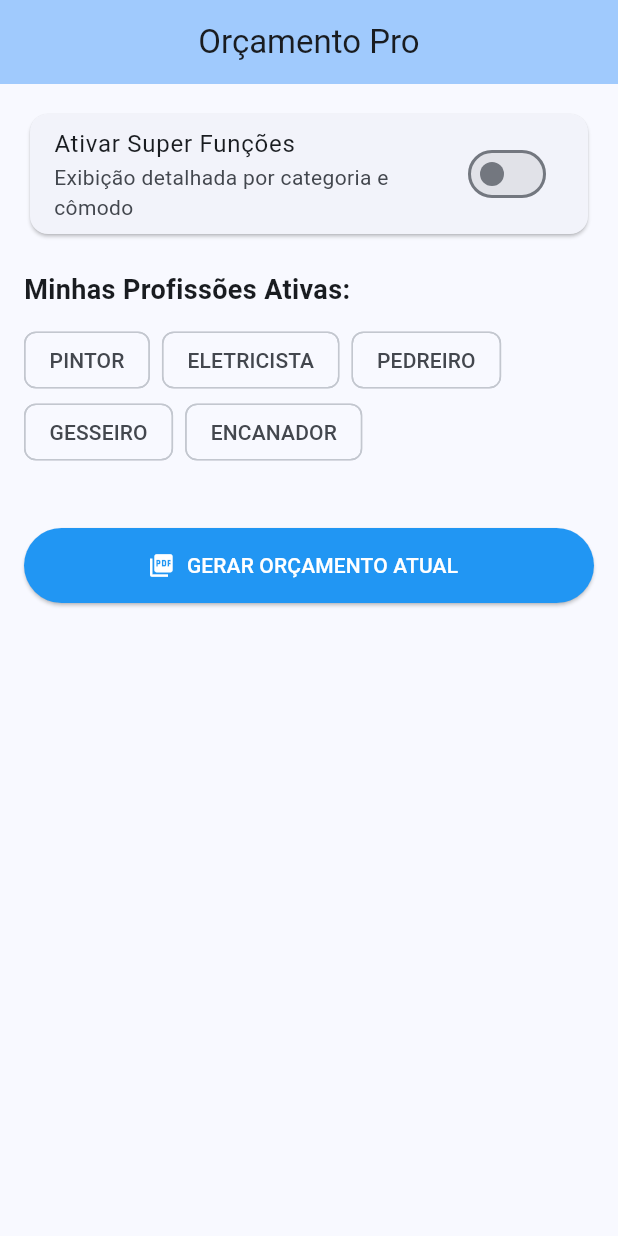
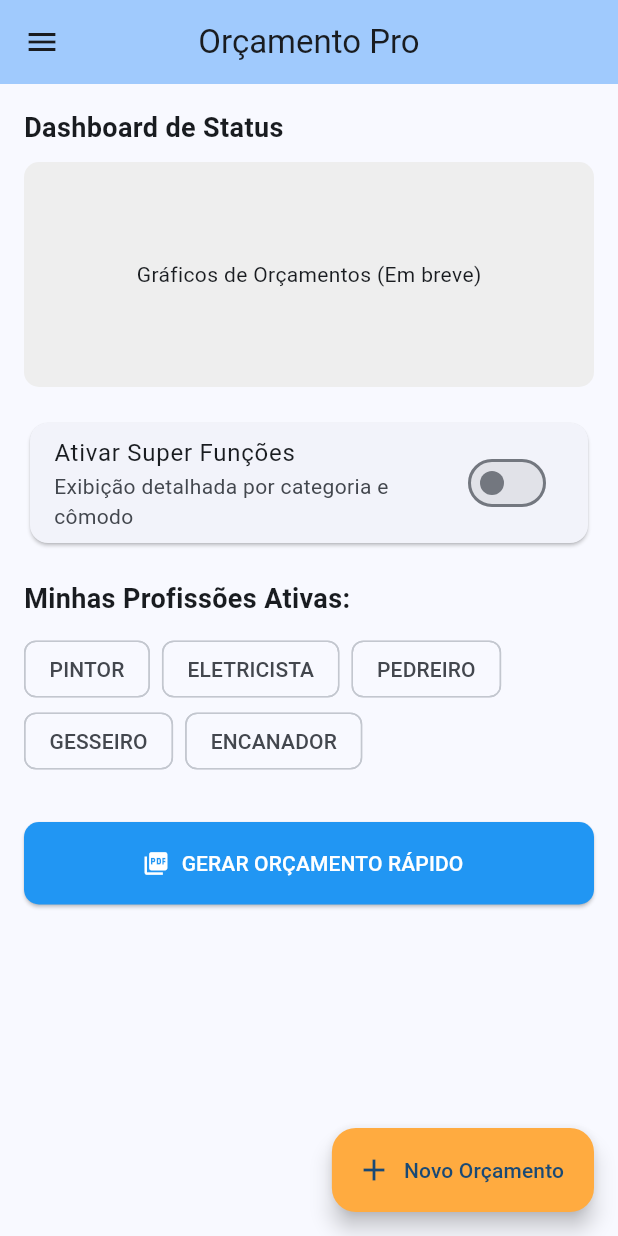
Before and after one commit to luisfsilveira/orcamento_pro, a Flutter app: the screen it shows after launch, on a phone screen of 412 x 824 dp. Run offline on Flutter 3.47's test engine with Material 3 defaults, Android fonts, the phone set to English and light mode, and no system bars; our stand-ins replace sqflite; accounts and stored records are empty.

Commit message:
Registro: HomeView completa com Navegação, Filtros e PDF integrados

```diff
--- a/lib/views/home_view.dart
+++ b/lib/views/home_view.dart
@@ -3,13 +3,15 @@ import 'package:provider/provider.dart';
 import '../controllers/config_controller.dart';
 import '../models/servico_model.dart';
 import '../services/pdf_service.dart';
+import 'cliente_list_view.dart';
+import 'cliente_form_view.dart';
+import 'cidade_cadastro_view.dart';
 
 class HomeView extends StatelessWidget {
   const HomeView({super.key});
 
   @override
   Widget build(BuildContext context) {
-    // Escutando as alterações do Controller
     final config = context.watch<ConfigController>();
 
     return Scaffold(
@@ -18,12 +20,53 @@ class HomeView extends StatelessWidget {
         centerTitle: true,
         backgroundColor: Theme.of(context).colorScheme.inversePrimary,
       ),
+      // Menu Lateral (Drawer) para navegação organizada
+      drawer: Drawer(
+        child: ListView(
+          padding: EdgeInsets.zero,
+          children: [
+            const DrawerHeader(
+              decoration: BoxDecoration(color: Colors.blue),
+              child: Text(
+                "Menu Orçamento Pro",
+                style: TextStyle(color: Colors.white, fontSize: 20),
+              ),
+            ),
+            ListTile(
+              leading: const Icon(Icons.people),
+              title: const Text("Meus Clientes"),
+              onTap: () => Navigator.push(context, MaterialPageRoute(builder: (_) => const ClienteListView())),
+            ),
+            ListTile(
+              leading: const Icon(Icons.person_add),
+              title: const Text("Novo Cliente"),
+              onTap: () => Navigator.push(context, MaterialPageRoute(builder: (_) => const ClienteFormView())),
+            ),
+            ListTile(
+              leading: const Icon(Icons.location_city),
+              title: const Text("Pré-Cadastro de Cidades"),
+              onTap: () => Navigator.push(context, MaterialPageRoute(builder: (_) => const CidadeCadastroView())),
+            ),
+          ],
+        ),
+      ),
       body: SingleChildScrollView(
         padding: const EdgeInsets.all(16.0),
         child: Column(
           crossAxisAlignment: CrossAxisAlignment.start,
           children: [
-            // Seção de Configuração de Visualização
+            // Seção de Status e Gráficos
+            const Text("Dashboard de Status", style: TextStyle(fontSize: 18, fontWeight: FontWeight.bold)),
+            const SizedBox(height: 10),
+            Container(
+              height: 150,
+              width: double.infinity,
+              decoration: BoxDecoration(color: Colors.grey.shade200, borderRadius: BorderRadius.circular(10)),
+              child: const Center(child: Text("Gráficos de Orçamentos (Em breve)")),
+            ),
+            const SizedBox(height: 20),
+
+            // Configuração da Super Função
             Card(
               child: SwitchListTile(
                 title: const Text("Ativar Super Funções"),
@@ -54,18 +97,19 @@ class HomeView extends StatelessWidget {
               }).toList(),
             ),
 
-            const SizedBox(height: 40),
+            const SizedBox(height: 30),
 
-            // Botão de Geração de Orçamento (Lógica Real)
+            // Botão de Geração de Orçamento
             SizedBox(
               width: double.infinity,
-              height: 50,
+              height: 55,
               child: ElevatedButton.icon(
                 icon: const Icon(Icons.picture_as_pdf),
-                label: const Text("GERAR ORÇAMENTO ATUAL"),
+                label: const Text("GERAR ORÇAMENTO RÁPIDO"),
                 style: ElevatedButton.styleFrom(
                   backgroundColor: Colors.blue,
                   foregroundColor: Colors.white,
+                  shape: RoundedRectangleBorder(borderRadius: BorderRadius.circular(10)),
                 ),
                 onPressed: () async {
                   if (config.profissoes.isEmpty) {
@@ -75,14 +119,12 @@ class HomeView extends StatelessWidget {
                     return;
                   }
 
-                  // Criando um objeto de serviço real para o PDF
-                  // Futuramente estes dados virão do formulário de cadastro
                   final servicoAtual = Servico(
                     id: DateTime.now().toString(),
                     categoria: config.profissoes.first,
                     subcategoria: 'Serviço Geral',
                     nome: 'Execução de Obra',
-                    preco: 0.0, // Valor zerado para preenchimento manual ou vindo do DB
+                    preco: 0.0,
                     quantidade: 1,
                   );
 
@@ -94,7 +136,7 @@ class HomeView extends StatelessWidget {
 
                   if (context.mounted) {
                     ScaffoldMessenger.of(context).showSnackBar(
-                      const SnackBar(content: Text("Orçamento gerado e salvo com sucesso!")),
+                      const SnackBar(content: Text("Orçamento gerado!")),
                     );
                   }
                 },
@@ -103,6 +145,14 @@ class HomeView extends StatelessWidget {
           ],
         ),
       ),
+      floatingActionButton: FloatingActionButton.extended(
+        onPressed: () {
+          // Futura implementação: Fluxo completo de novo orçamento
+        },
+        label: const Text("Novo Orçamento"),
+        icon: const Icon(Icons.add),
+        backgroundColor: Colors.orangeAccent,
+      ),
     );
   }
 }
```
